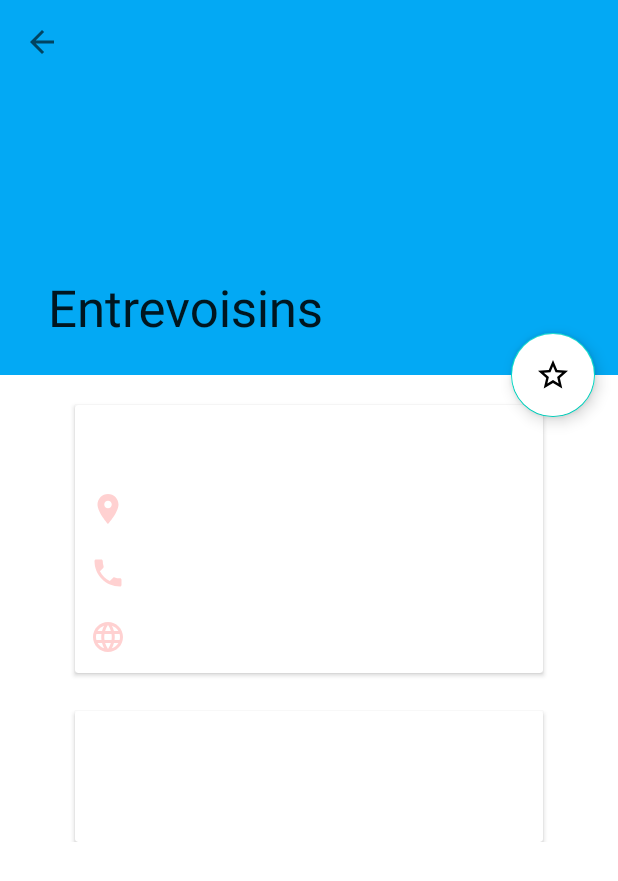
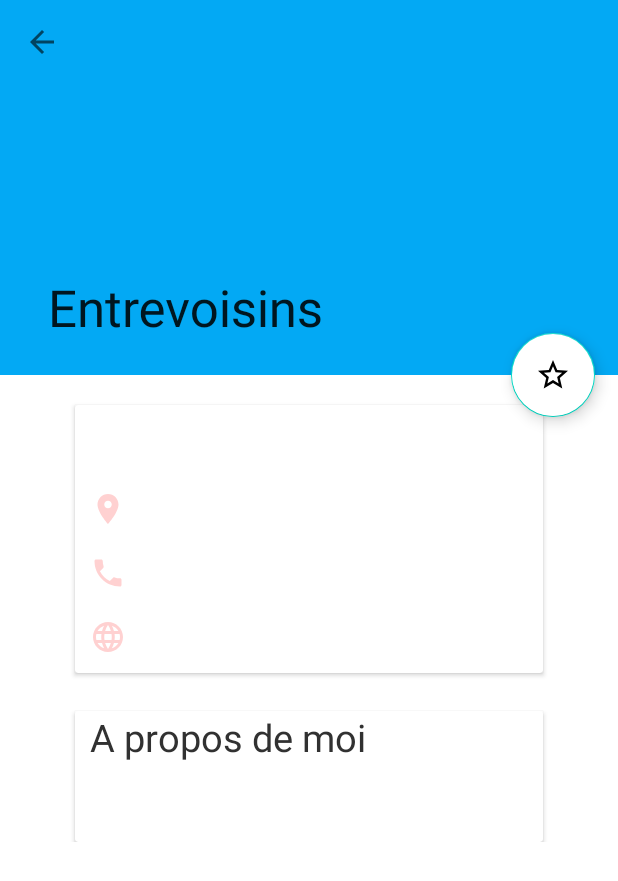
Before and after one commit to JaiPasID/Entrevoisins, an Android app: the Activity_detail_voisin screen opened directly, with no data from a screen before it, on a phone screen of 412 x 824 dp. Shown: the top 881 px of the screen. Run offline under Robolectric (Android 15) with nearby library versions, the phone set to English and light mode, and no system bars; pictures from the network do not load; 6 statements that could not run were skipped.

Commit message:
Correction A_Propos_de_moi Layaout

```diff
--- a/app/src/main/java/com/openclassrooms/entrevoisins/ui/neighbour_list/Activity_detail_voisin.java
+++ b/app/src/main/java/com/openclassrooms/entrevoisins/ui/neighbour_list/Activity_detail_voisin.java
@@ -46,7 +46,7 @@ public class Activity_detail_voisin extends AppCompatActivity {
        mAdress = findViewById(R.id.adress);
        mTelephone = findViewById(R.id.telephone);
        mSiteInternet = findViewById(R.id.site_internet);
-       mAPropos = findViewById(R.id.a_propos_de_moi);
+       mAPropos = findViewById(R.id.text_a_propos_de_moi);
        mPhotoProfile = findViewById(R.id.photoProfil);
        mIdProfile = findViewById(R.id.id_profile);
        mFavoritBouton = findViewById(R.id.bouton_flottan);
--- a/app/src/main/java/com/openclassrooms/entrevoisins/ui/neighbour_list/ListNeighbourPagerAdapter.java
+++ b/app/src/main/java/com/openclassrooms/entrevoisins/ui/neighbour_list/ListNeighbourPagerAdapter.java
@@ -3,9 +3,12 @@ package com.openclassrooms.entrevoisins.ui.neighbour_list;
 import android.support.v4.app.Fragment;
 import android.support.v4.app.FragmentManager;
 import android.support.v4.app.FragmentPagerAdapter;
+import android.widget.Switch;
 
 
 public class ListNeighbourPagerAdapter extends FragmentPagerAdapter {
+
+    private static int MUN_ITEM = 2;
 
     public ListNeighbourPagerAdapter(FragmentManager fm) {
         super(fm);
@@ -17,9 +20,8 @@ public class ListNeighbourPagerAdapter extends FragmentPagerAdapter {
      * @return
      */
     @Override
-    public Fragment getItem(int position) {
-        return NeighbourFragment.newInstance();
-    }
+    public Fragment getItem(int position) { return NeighbourFragment.newInstance(); }
+
 
     /**
      * get the number of pages
@@ -27,7 +29,8 @@ public class ListNeighbourPagerAdapter extends FragmentPagerAdapter {
      */
     @Override
     public int getCount() {
-        return 2;
+        return MUN_ITEM;
     }
 
+
 }
--- a/app/src/main/java/com/openclassrooms/entrevoisins/ui/neighbour_list/NeighbourFragment.java
+++ b/app/src/main/java/com/openclassrooms/entrevoisins/ui/neighbour_list/NeighbourFragment.java
@@ -37,6 +37,7 @@ public class NeighbourFragment extends Fragment {
         NeighbourFragment fragment = new NeighbourFragment();
         return fragment;
     }
+
 
     @Override
     public void onCreate(Bundle savedInstanceState) {
--- a/app/src/main/res/layout/activity_detail_voisin.xml
+++ b/app/src/main/res/layout/activity_detail_voisin.xml
@@ -59,7 +59,6 @@
         app:layout_anchor="@id/app_bar"
         app:layout_anchorGravity="bottom|end"
         android:layout_marginEnd="15dp"
-        android:src="@drawable/star_yellow_free"
         android:backgroundTint="@color/white"
         android:contentDescription="@string/boutton_favorie"/>
 
--- a/app/src/main/res/layout/content_scrolling.xml
+++ b/app/src/main/res/layout/content_scrolling.xml
@@ -92,13 +92,14 @@
 
 
             <TextView
-                android:id="@+id/a_propos_de_moi"
+
                 android:layout_width="match_parent"
                 android:layout_height="match_parent"
-                android:text="A propos de moi"
+                android:text="@string/a_propos_de_moi"
                 android:textSize="25sp"
                 android:textColor="@color/black"
                 android:layout_marginStart="10dp"/>
+
 
             <TextView
                 android:id="@+id/text_a_propos_de_moi"
@@ -107,7 +108,6 @@
                 android:layout_marginTop="25dp"
                 android:textSize="20sp"
                 android:layout_marginStart="10dp"/>
-
 
 
         </android.support.v7.widget.LinearLayoutCompat>
--- a/app/src/main/res/values/strings.xml
+++ b/app/src/main/res/values/strings.xml
@@ -7,4 +7,5 @@
     <string name="caroline">CAROLINE</string>
     <string name="boutton_favorie">Boutton Favorie</string>
     <string name="blabla">This is a strong build for the pig that doesn’t rely on her reverse pig traps to get kills, but it still helps to get a survivor to stay off of generators. I love the Saw movies that the Pig came from and she is one killer I’d love to get when I’m able to because she’s a strong stealth killer able to crouch and ambush. The Pig is a hard killer to play but is worth getting to know and use because she is one of few killers with more than one part to her power. What Educational Piggy Excels In You’ll be able to learn the Pig and get used to her powers, crouch and ambush, and the reverse bear trap that makes a survivor forced to get a key and not work on generators.</string>
+    <string name="a_propos_de_moi">A propos de moi</string>
 </resources>
```
